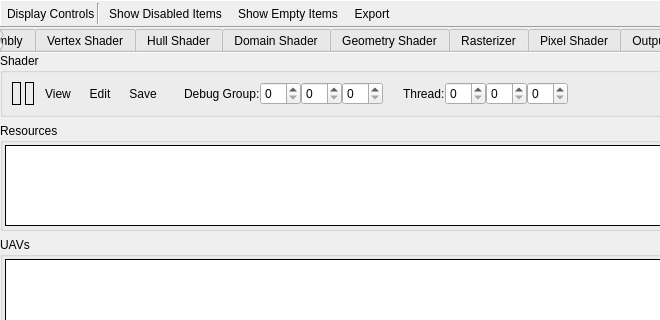
The window that qrenderdoc/Windows/PipelineState/D3D12PipelineStateViewer.ui (baldurk/renderdoc) describes before a commit, drawn with Qt 5; both pictures show x 0 to 660 and y 0 to 320 of the 868 by 574 pixel window.
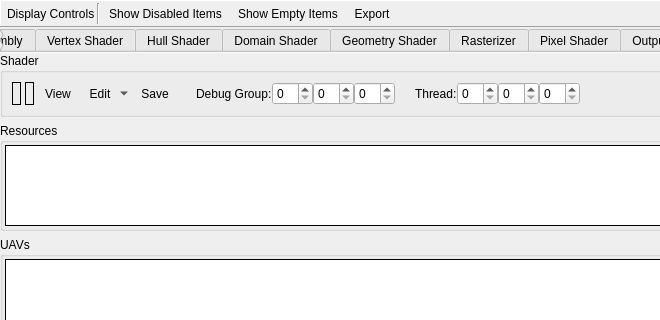
The same window after the commit. Icons and pictures are not drawn. Custom widgets are drawn as their Qt base class.

Commit message: Expand SPIR-V disassemblers to general shader processing tools

Patch:
```diff
--- a/qrenderdoc/Windows/PipelineState/D3D12PipelineStateViewer.ui
+++ b/qrenderdoc/Windows/PipelineState/D3D12PipelineStateViewer.ui
@@ -3748,6 +3748,9 @@
                 <iconset resource="../../Resources/resources.qrc">
                  <normaloff>:/page_white_edit.png</normaloff>:/page_white_edit.png</iconset>
                </property>
+               <property name="popupMode">
+                 <enum>QToolButton::MenuButtonPopup</enum>
+               </property>
                <property name="toolButtonStyle">
                 <enum>Qt::ToolButtonTextBesideIcon</enum>
                </property>
```
Left out of the diff: 15 changed lines with no effect on the pictures. The commit also changes 29 other files.
